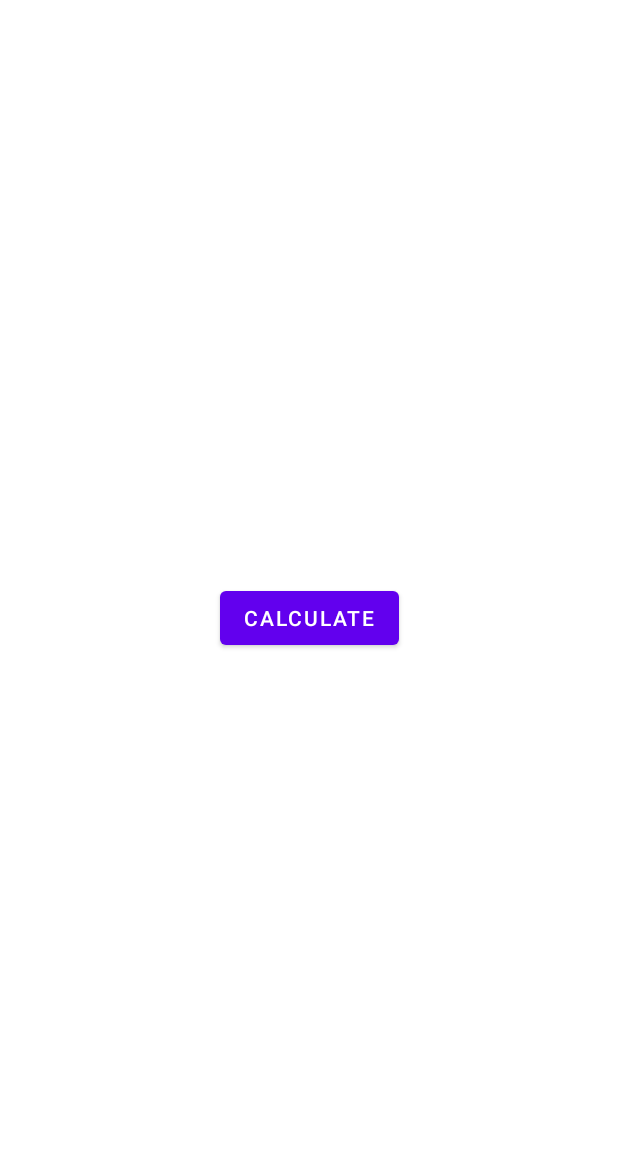
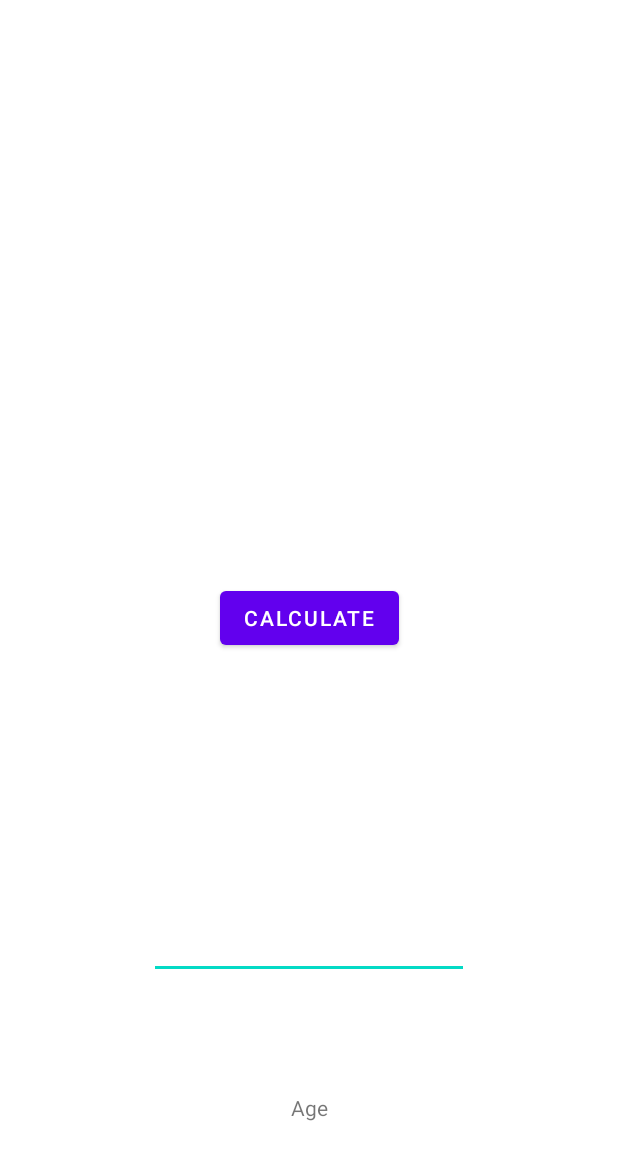
Before and after one commit to kuldeepNimawat/CICDProcess, an Android app: the layout activity_main.xml on its own in the app's theme, with its tools: preview values and no code run, on a phone screen of 412 x 824 dp. Shown: the top 1160 px of the screen. Run offline under Robolectric (Android 15) with nearby library versions, the phone set to English and light mode, and no system bars.

Commit message:
set age text value

```diff
--- a/app/src/main/java/com/cicdprocessdemo/MainActivity.kt
+++ b/app/src/main/java/com/cicdprocessdemo/MainActivity.kt
@@ -16,7 +16,10 @@ class MainActivity : AppCompatActivity() {
         setContentView(binding.root)
         AppCenter.start(application,"aed602e3-bdf6-475d-abb1-1d98d7d30490",Analytics::class.java,Crashes::class.java)
         binding.calculate.setOnClickListener{
-            throw Exception("Something went wrong")
+        //Crashes.generateTestCrash()
+        //  throw Exception("Something went wrong")
+        //Analytics.trackEvent("track any event using this class")
+            binding.ageVal.text=binding.ageText.text.toString()
         }
     }
 }
--- a/app/src/main/res/layout/activity_main.xml
+++ b/app/src/main/res/layout/activity_main.xml
@@ -16,4 +16,24 @@
         app:layout_constraintStart_toStartOf="parent"
         app:layout_constraintTop_toTopOf="parent" />
 
+    <EditText
+        android:id="@+id/ageText"
+        android:layout_width="wrap_content"
+        android:layout_height="wrap_content"
+        android:ems="10"
+        app:layout_constraintBottom_toBottomOf="parent"
+        app:layout_constraintEnd_toEndOf="parent"
+        app:layout_constraintStart_toStartOf="parent"
+        app:layout_constraintTop_toBottomOf="@+id/calculate" />
+
+    <TextView
+        android:id="@+id/ageVal"
+        android:layout_width="wrap_content"
+        android:layout_height="wrap_content"
+        android:text="Age"
+        app:layout_constraintBottom_toBottomOf="parent"
+        app:layout_constraintEnd_toEndOf="parent"
+        app:layout_constraintStart_toStartOf="parent"
+        app:layout_constraintTop_toBottomOf="@+id/ageText"/>
+
 </androidx.constraintlayout.widget.ConstraintLayout>
```
